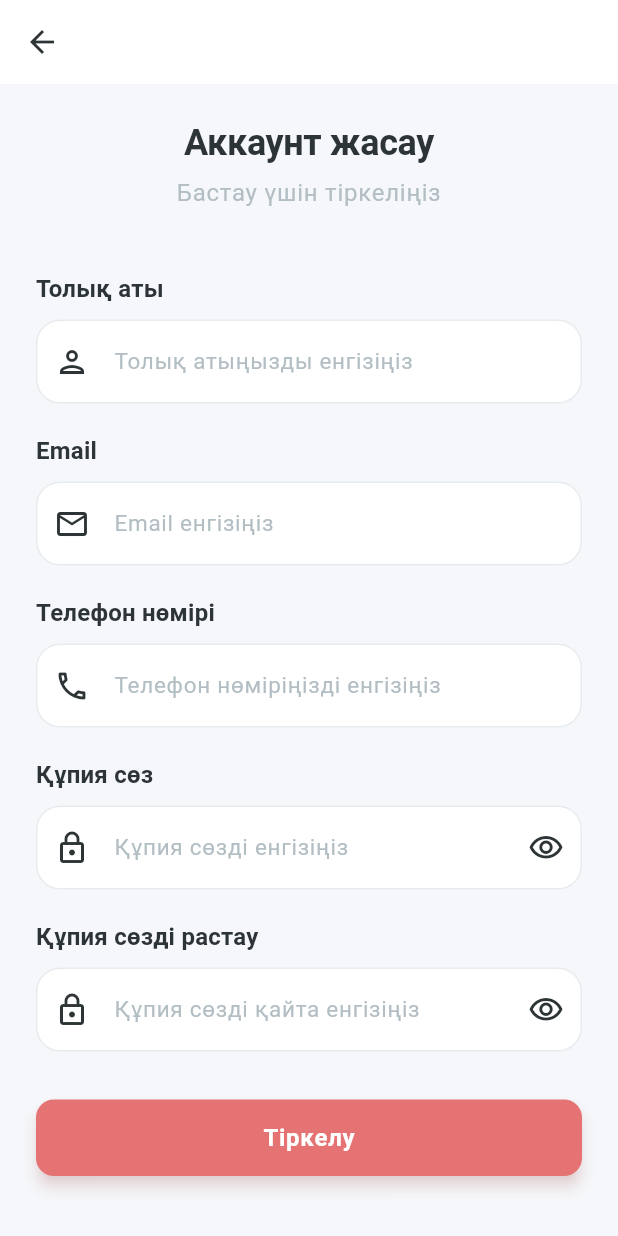
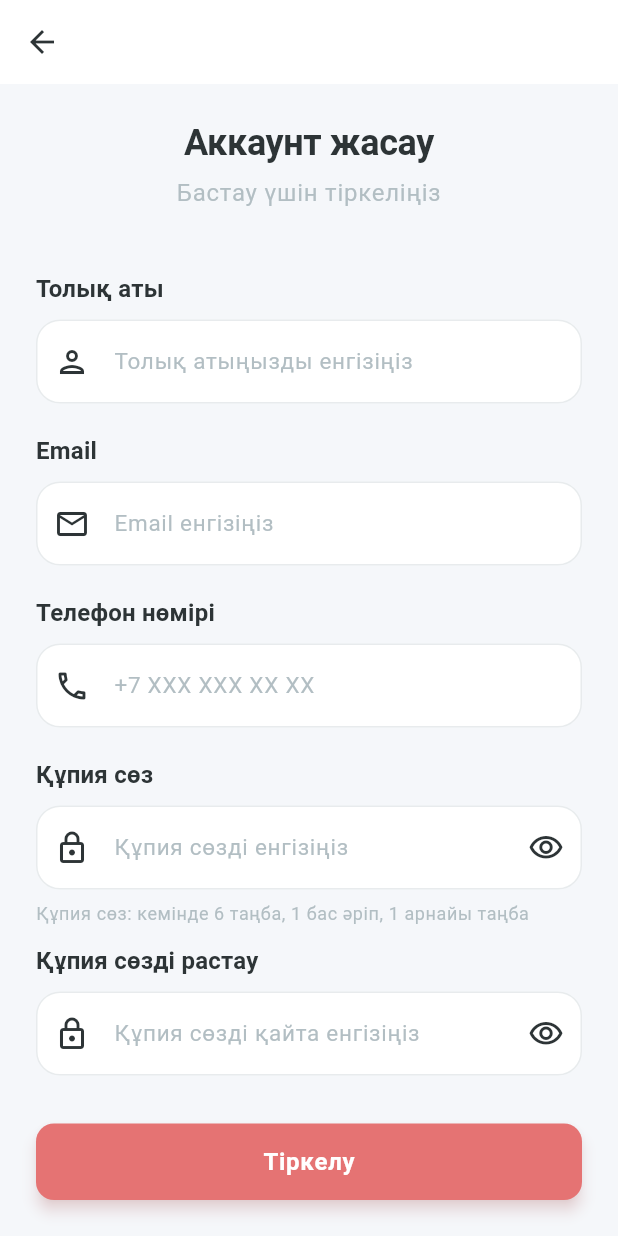
Before and after one commit to Stuussy/kursavoi, a Flutter app: the screen it shows after launch, after a tap on "Кіру", after a tap on "Тіркелу", on a phone screen of 412 x 824 dp. Run offline on Flutter 3.47's test engine with Material 3 defaults, Android fonts, the phone set to English and light mode, and no system bars; our stand-ins replace dartz, dio, equatable, go_router, logger, shared_preferences; accounts and stored records are empty; network calls fail.

Commit message:
feat: add validation and success messages in Kazakh
- Password validation: min 6 chars, 1 uppercase (A-Z), 1 special char
- Phone number must start with +7
- Success messages for registration, login, and logout
- All messages in Kazakh language

https://claude.ai/code/session_01Q37iXtZeZaJX3szreWbqxT

```diff
--- a/munchly/lib/features/auth/presentation/screens/login_screen.dart
+++ b/munchly/lib/features/auth/presentation/screens/login_screen.dart
@@ -39,6 +39,22 @@ class _LoginScreenState extends State<LoginScreen> {
     if (!mounted) return;
 
     if (success) {
+      // Show success message
+      ScaffoldMessenger.of(context).showSnackBar(
+        SnackBar(
+          content: const Row(
+            children: [
+              Icon(Icons.check_circle, color: Colors.white),
+              SizedBox(width: 12),
+              Text('Сәтті кірдіңіз! Қош келдіңіз!'),
+            ],
+          ),
+          backgroundColor: AppTheme.successColor,
+          behavior: SnackBarBehavior.floating,
+          shape: RoundedRectangleBorder(borderRadius: BorderRadius.circular(10)),
+          duration: const Duration(seconds: 2),
+        ),
+      );
       // Navigate to home
       context.go('/');
     } else {
--- a/munchly/lib/features/auth/presentation/screens/register_screen.dart
+++ b/munchly/lib/features/auth/presentation/screens/register_screen.dart
@@ -48,6 +48,22 @@ class _RegisterScreenState extends State<RegisterScreen> {
     if (!mounted) return;
 
     if (success) {
+      // Show success message
+      ScaffoldMessenger.of(context).showSnackBar(
+        SnackBar(
+          content: Row(
+            children: [
+              const Icon(Icons.check_circle, color: Colors.white),
+              const SizedBox(width: 12),
+              Text('Сәтті тіркелдіңіз! Қош келдіңіз, ${_nameController.text.trim()}'),
+            ],
+          ),
+          backgroundColor: AppTheme.successColor,
+          behavior: SnackBarBehavior.floating,
+          shape: RoundedRectangleBorder(borderRadius: BorderRadius.circular(10)),
+          duration: const Duration(seconds: 3),
+        ),
+      );
       // Navigate to home
       context.go('/');
     } else {
@@ -133,13 +149,21 @@ class _RegisterScreenState extends State<RegisterScreen> {
                   // Phone field
                   CustomTextField(
                     label: 'Телефон нөмірі',
-                    hint: 'Телефон нөміріңізді енгізіңіз',
+                    hint: '+7 XXX XXX XX XX',
                     controller: _phoneController,
                     keyboardType: TextInputType.phone,
                     prefixIcon: const Icon(Icons.phone_outlined),
                     validator: (value) {
                       if (value == null || value.isEmpty) {
                         return 'Телефон нөміріңізді енгізіңіз';
+                      }
+                      if (!value.startsWith('+7')) {
+                        return 'Нөмір +7 басталуы керек';
+                      }
+                      // Remove spaces and check length
+                      final cleanNumber = value.replaceAll(' ', '').replaceAll('-', '');
+                      if (cleanNumber.length < 12) {
+                        return 'Толық нөмірді енгізіңіз (+7 XXX XXX XX XX)';
                       }
                       return null;
                     },
@@ -172,10 +196,24 @@ class _RegisterScreenState extends State<RegisterScreen> {
                       if (value.length < 6) {
                         return 'Құпия сөз кемінде 6 таңбадан тұруы керек';
                       }
+                      if (!value.contains(RegExp(r'[A-Z]'))) {
+                        return 'Кемінде 1 бас әріп болуы керек (A-Z)';
+                      }
+                      if (!value.contains(RegExp(r'[!@#$%^&*(),.?":{}|<>]'))) {
+                        return 'Кемінде 1 арнайы таңба болуы керек (!@#\$%^&*)';
+                      }
                       return null;
                     },
                   ),
-                  const SizedBox(height: 20),
+                  const SizedBox(height: 8),
+                  // Password hint
+                  Text(
+                    'Құпия сөз: кемінде 6 таңба, 1 бас әріп, 1 арнайы таңба',
+                    style: Theme.of(context).textTheme.bodySmall?.copyWith(
+                      color: AppTheme.textSecondaryColor,
+                    ),
+                  ),
+                  const SizedBox(height: 12),
 
                   // Confirm password field
                   CustomTextField(
```
Also changed, not shown: munchly/lib/features/profile/presentation/screens/profile_screen.dart (+15 -0 lines).
